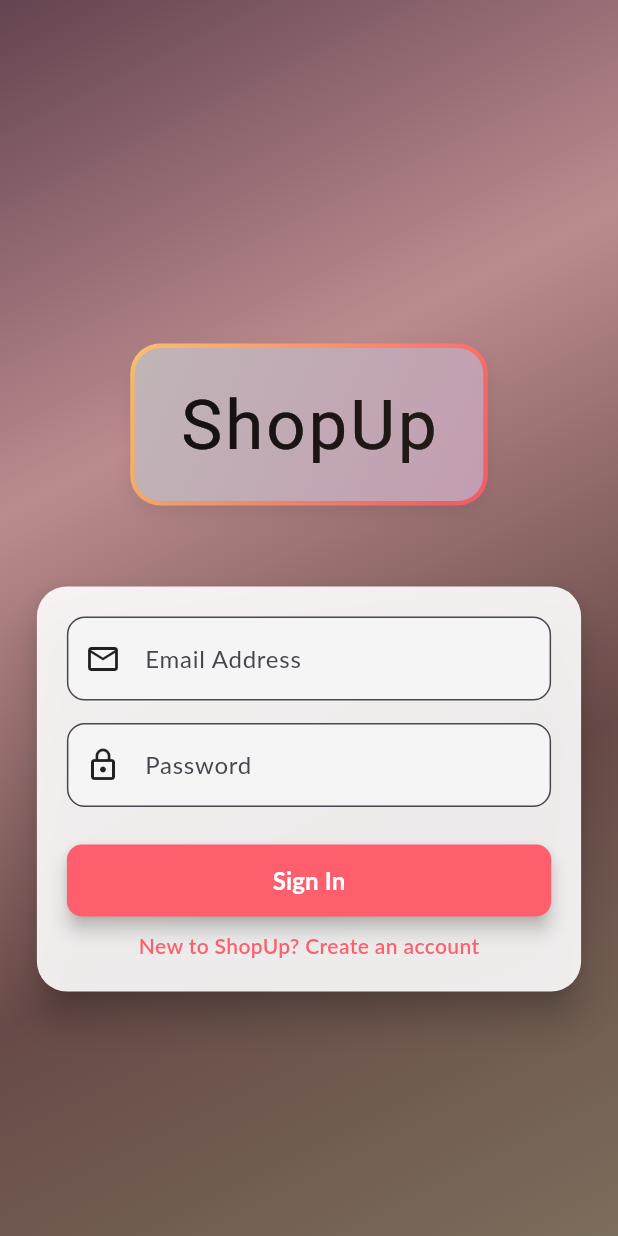
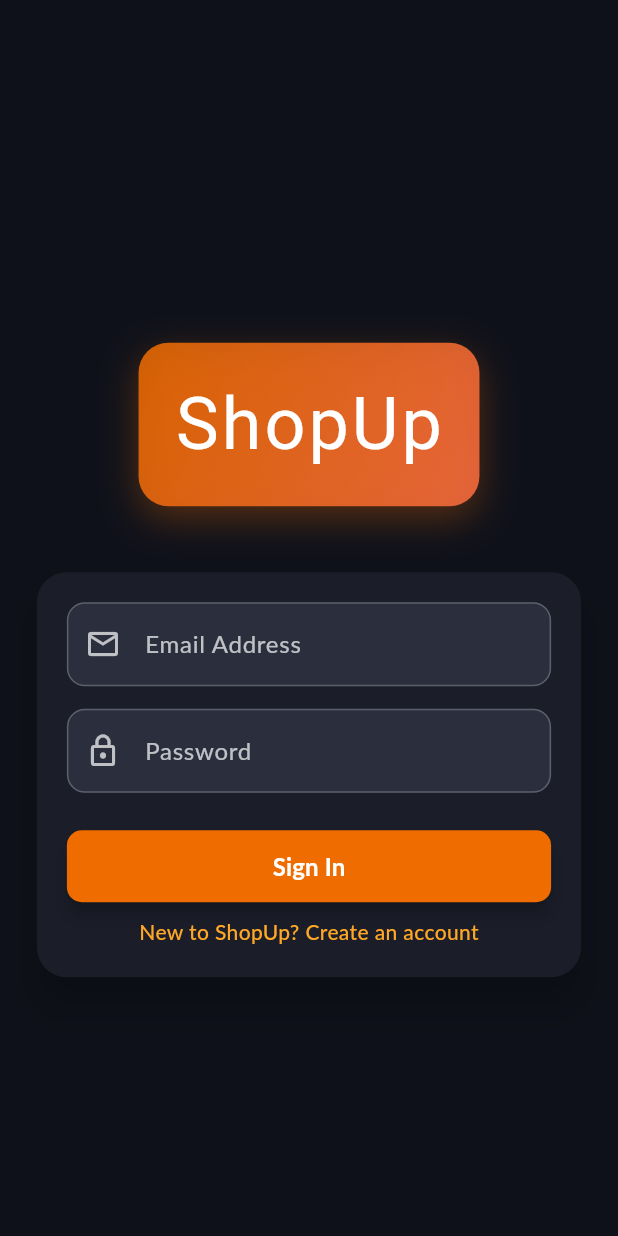
Before and after one commit to Damola-git/ShopUp, a Flutter app: the screen it shows after launch, on a phone screen of 412 x 824 dp. Run offline on Flutter 3.47's test engine with Material 3 defaults, Android fonts, the phone set to English and light mode, and no system bars; Roboto replaces fonts that are missing (Anton, Lato).

Commit message:
added authentication

```diff
--- a/lib/screens/auth_screen.dart
+++ b/lib/screens/auth_screen.dart
@@ -15,90 +15,50 @@ class AuthScreen extends StatelessWidget {
     final deviceSize = MediaQuery.of(context).size;
 
     return Scaffold(
-      body: Container(
-
-        decoration: const BoxDecoration(
-          gradient: LinearGradient(
-            colors: [
-              Color.fromARGB(255, 99, 68, 80),
-              Color.fromARGB(255, 188, 139, 142),
-              Color.fromARGB(255, 103, 74, 71),
-              Color.fromARGB(255, 123, 109, 91),
-            ],
-            begin: Alignment.topLeft,
-            end: Alignment.bottomRight,
-          ),
-        ),
-        child: Center(
+      backgroundColor: const Color(0xFF0F111A), // dark crypto-style background
+      body: Center(
         child: SingleChildScrollView(
           child: SizedBox(
             width: deviceSize.width > 500 ? 400 : deviceSize.width * 0.9,
             child: Column(
               mainAxisAlignment: MainAxisAlignment.center,
               children: [
-                  const SizedBox(height: 70),
-
-
+                const SizedBox(height: 60),
+                // 🔷 Modern crypto-styled ShopUp title container
                 Container(
-                    padding: const EdgeInsets.all(3), // border thickness
+                  padding:
+                      const EdgeInsets.symmetric(horizontal: 24, vertical: 20),
                   decoration: BoxDecoration(
-                      gradient: const LinearGradient(
+                    borderRadius: BorderRadius.circular(20),
+                    gradient: LinearGradient(
                       colors: [
-                          Color(0xFFFFC371),
-                          Color(0xFFFF5F6D),
-                        ],
-                        begin: Alignment.topLeft,
-                        end: Alignment.bottomRight,
-                      ),
-                      borderRadius: BorderRadius.circular(20),
-                    ),
-                    child: Container(
-                      padding: const EdgeInsets.symmetric(
-                          horizontal: 30, vertical: 18),
-                      decoration: BoxDecoration(
-                        borderRadius: BorderRadius.circular(17),
-                        gradient: const LinearGradient(
-                          colors: [
-                            Color.fromARGB(255, 192, 181, 183),
-                            Color.fromARGB(255, 194, 157, 177),
+                        Colors.orange.shade800.withOpacity(0.85),
+                        Colors.deepOrangeAccent.withOpacity(0.85),
                       ],
                       begin: Alignment.topLeft,
                       end: Alignment.bottomRight,
                     ),
                     boxShadow: [
                       BoxShadow(
-                            color: Colors.black.withOpacity(0.1),
-                            blurRadius: 12,
-                            offset: const Offset(0, 5),
+                        color: Colors.orange.shade800.withOpacity(0.3),
+                        blurRadius: 20,
+                        offset: const Offset(0, 8),
                       ),
                     ],
                   ),
-                      child: ShaderMask(
-                        shaderCallback: (bounds) => const LinearGradient(
-                          colors: [
-                            Color.fromARGB(255, 21, 16, 17),
-                            Color.fromARGB(255, 32, 27, 21),
-                          ],
-                          begin: Alignment.topLeft,
-                          end: Alignment.bottomRight,
-                        ).createShader(bounds),
-                        child: const Text(
+                  child: Text(
                     'ShopUp',
-                          style: TextStyle(
+                    style: const TextStyle(
                       color: Colors.white,
                       fontFamily: 'Anton',
-                            fontSize: 46,
+                      fontSize: 48,
                       letterSpacing: 2,
                     ),
                   ),
                 ),
-                    ),
-                  ),
-
-                  const SizedBox(height: 50),
+                const SizedBox(height: 40),
                 const AuthCard(),
               ],
-              ),
             ),
           ),
         ),
@@ -180,14 +140,14 @@ class _AuthCardState extends State<AuthCard> {
   @override
   Widget build(BuildContext context) {
     return Card(
-      color: Colors.white.withOpacity(0.9),
+      color: const Color(0xFF1B1E29),
       elevation: 10,
       shape: RoundedRectangleBorder(borderRadius: BorderRadius.circular(20)),
       child: AnimatedContainer(
         duration: const Duration(milliseconds: 300),
         curve: Curves.easeInOut,
         padding: const EdgeInsets.all(20),
-        child: SingleChildScrollView(
+        child: SingleChildScrollView( // ✅ FIXED SCROLLABLE FORM
           child: Form(
             key: _formKey,
             child: Column(
@@ -195,14 +155,21 @@ class _AuthCardState extends State<AuthCard> {
                 TextFormField(
                   decoration: InputDecoration(
                     prefixIcon:
-                        const Icon(Icons.email_outlined, color: Colors.black87),
+                        const Icon(Icons.email_outlined, color: Colors.white70),
                     labelText: 'Email Address',
+                    labelStyle: const TextStyle(color: Colors.white70),
                     border: OutlineInputBorder(
                       borderRadius: BorderRadius.circular(12),
                     ),
+                    enabledBorder: OutlineInputBorder(
+                      borderSide:
+                          const BorderSide(color: Colors.white24, width: 1),
+                      borderRadius: BorderRadius.circular(12),
+                    ),
                     filled: true,
-                    fillColor: Colors.grey.shade100,
+                    fillColor: const Color(0xFF2A2E3D),
                   ),
+                  style: const TextStyle(color: Colors.white),
                   keyboardType: TextInputType.emailAddress,
                   validator: (value) {
                     if (value == null ||
@@ -218,16 +185,23 @@ class _AuthCardState extends State<AuthCard> {
                 TextFormField(
                   decoration: InputDecoration(
                     prefixIcon:
-                        const Icon(Icons.lock_outline, color: Colors.black87),
+                        const Icon(Icons.lock_outline, color: Colors.white70),
                     labelText: 'Password',
+                    labelStyle: const TextStyle(color: Colors.white70),
                     border: OutlineInputBorder(
                       borderRadius: BorderRadius.circular(12),
                     ),
+                    enabledBorder: OutlineInputBorder(
+                      borderSide:
+                          const BorderSide(color: Colors.white24, width: 1),
+                      borderRadius: BorderRadius.circular(12),
+                    ),
                     filled: true,
-                    fillColor: Colors.grey.shade100,
+                    fillColor: const Color(0xFF2A2E3D),
                   ),
                   obscureText: true,
                   controller: _passwordController,
+                  style: const TextStyle(color: Colors.white),
                   validator: (value) {
                     if (value == null || value.length < 6) {
                       return 'Password must be 6+ characters.';
@@ -241,15 +215,22 @@ class _AuthCardState extends State<AuthCard> {
                   TextFormField(
                     decoration: InputDecoration(
                       prefixIcon: const Icon(Icons.lock_person_outlined,
-                          color: Colors.black87),
+                          color: Colors.white70),
                       labelText: 'Confirm Password',
+                      labelStyle: const TextStyle(color: Colors.white70),
                       border: OutlineInputBorder(
                         borderRadius: BorderRadius.circular(12),
                       ),
+                      enabledBorder: OutlineInputBorder(
+                        borderSide:
+                            const BorderSide(color: Colors.white24, width: 1),
+                        borderRadius: BorderRadius.circular(12),
+                      ),
                       filled: true,
-                      fillColor: Colors.grey.shade100,
+                      fillColor: const Color.fromARGB(255, 44, 48, 61),
                     ),
                     obscureText: true,
+                    style: const TextStyle(color: Colors.white),
                     validator: (value) {
                       if (value != _passwordController.text) {
                         return 'Passwords do not match.';
@@ -268,7 +249,7 @@ class _AuthCardState extends State<AuthCard> {
                     child: ElevatedButton(
                       onPressed: _submit,
                       style: ElevatedButton.styleFrom(
-                        backgroundColor: const Color(0xFFFF5F6D),
+                        backgroundColor: Colors.orange.shade800,
                         shape: RoundedRectangleBorder(
                           borderRadius: BorderRadius.circular(10),
                         ),
@@ -293,9 +274,9 @@ class _AuthCardState extends State<AuthCard> {
                     _authMode == AuthMode.Login
                         ? "New to ShopUp? Create an account"
                         : "Already have an account? Sign In",
-                    style: const TextStyle(
-                      color: Color(0xFFFF5F6D),
-                      fontWeight: FontWeight.w600,
+                    style: TextStyle(
+                      color: Colors.orange.shade400,
+                      fontWeight: FontWeight.w500,
                     ),
                   ),
                 ),
```
Lines whose indentation alone changed are shown as unchanged.
